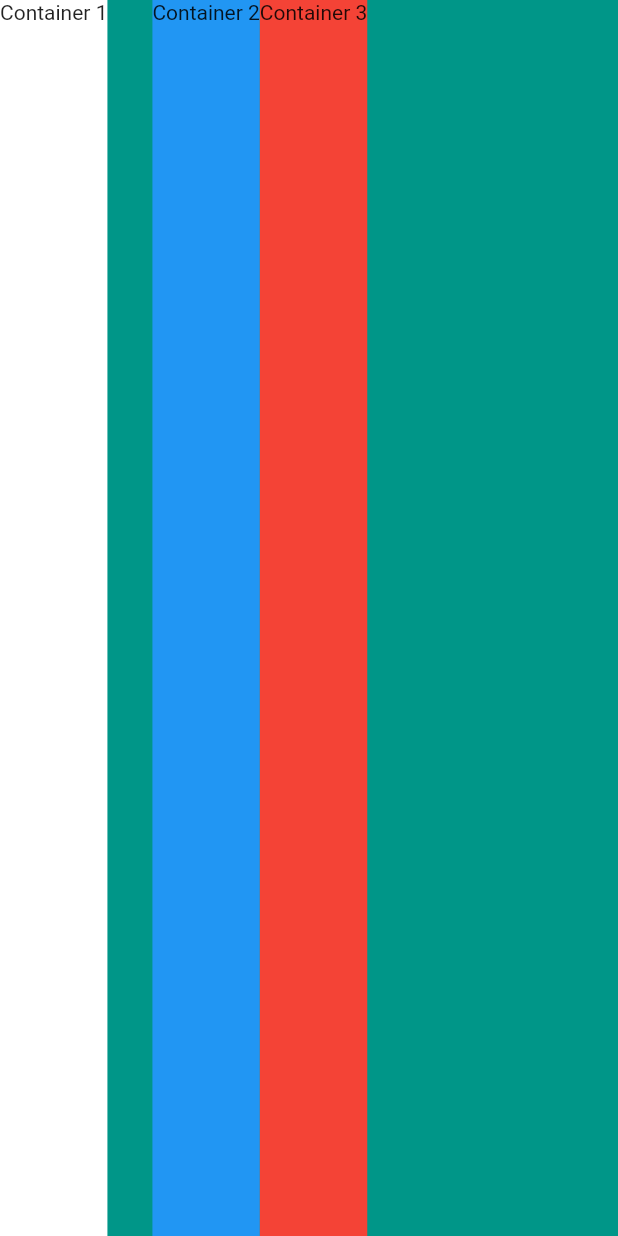
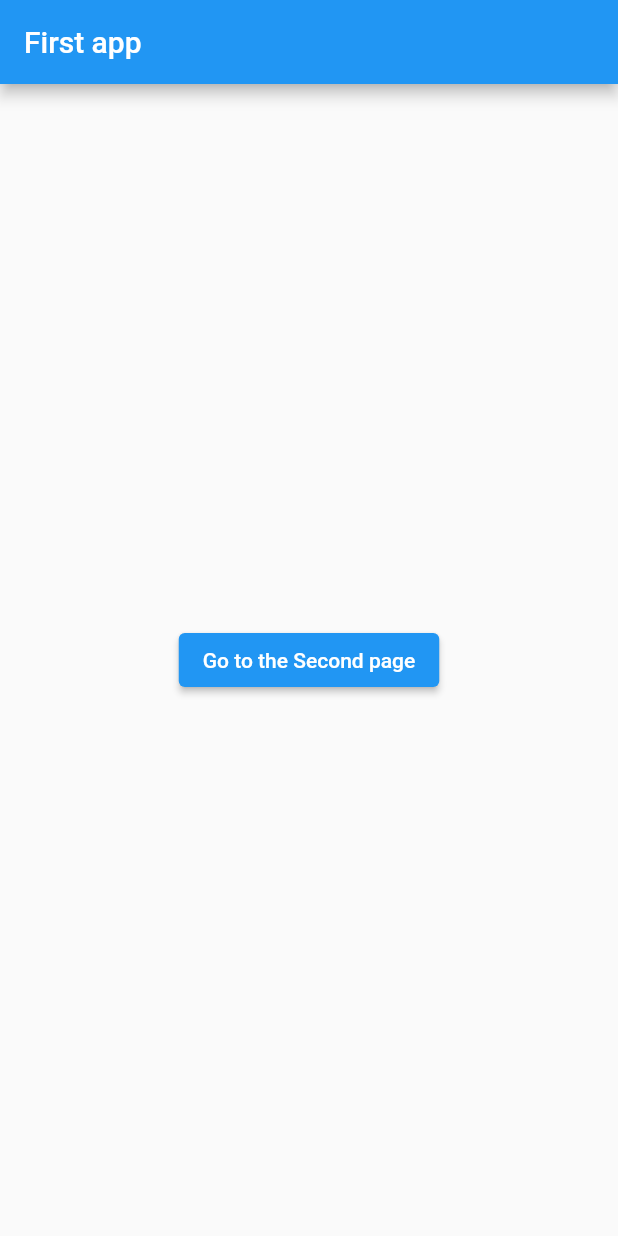
Before and after one commit to abc20210708/first_flutter_app, a Flutter app: the screen it shows after launch, on a phone screen of 412 x 824 dp. Run offline on Flutter 3.47's test engine with Material 2 defaults, Android fonts, the phone set to English and light mode, and no system bars.

Commit message:
강좌 22 | 네비게이터 이해하기

```diff
--- a/lib/main.dart
+++ b/lib/main.dart
@@ -14,49 +14,50 @@ class MyApp extends StatelessWidget {
         theme: ThemeData(
           primarySwatch: Colors.blue
         ),
-      home: MyPage(),
+      home: FirstPage(),
     );
   }
 }
 
-class MyPage extends StatelessWidget {
-  const MyPage({Key? key}) : super(key: key);
+class FirstPage extends StatelessWidget {
+  const FirstPage({Key? key}) : super(key: key);
 
   @override
-  Widget build(BuildContext context) {
+  Widget build(BuildContext context2) {
     return Scaffold(
-      backgroundColor: Colors.teal,
-      body: SafeArea(
-        child: Center(
-          child: Row(
-            crossAxisAlignment: CrossAxisAlignment.stretch,
-            children: [
-              Container(
-                //width: 100,
-                height: 100,
-                color: Colors.white,
-                child: Text("Container 1"),
-              ),
-              SizedBox(
-               width: 30.0,
-              ),
-              Container(
-               // width: 100,
-                height: 100,
-                color: Colors.blue,
-                child: Text("Container 2"),
-              ),
-              Container(
-               // width: 100,
-                height: 100,
-                color: Colors.red,
-                child: Text("Container 3"),
-              ),
-
-            ], // []
-          ),
-        ),
+      appBar: AppBar(
+        title: Text("First app"),
+      ),
+      body: Center(
+        child: ElevatedButton(onPressed: (){
+          Navigator.push(context2, MaterialPageRoute(
+              builder: (BuildContext context){
+                return SecondPage();
+                //builder : (context) => SecondPage()));
+              }
+          ));
+        },
+        child: Text("Go to the Second page")),
       ),
      );
   }
 }
+
+class SecondPage extends StatelessWidget {
+  const SecondPage({Key? key}) : super(key: key);
+
+  @override
+  Widget build(BuildContext ctx) {
+    return  Scaffold(
+      appBar: AppBar(
+        title: Text("Second app"),
+      ),
+      body: Center(
+        child: ElevatedButton(onPressed: (){
+          Navigator.pop(ctx);
+        },
+            child: Text("Go to the First page")),
+      ),
+    );
+  }
+}
```
